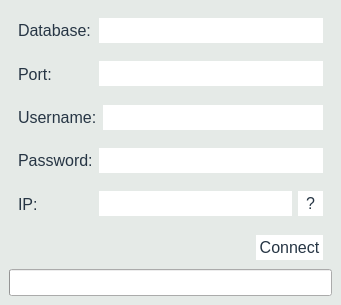
Qt form Source/Time-Track/connectionform.ui (joshuawootonn/time-track) before a commit.
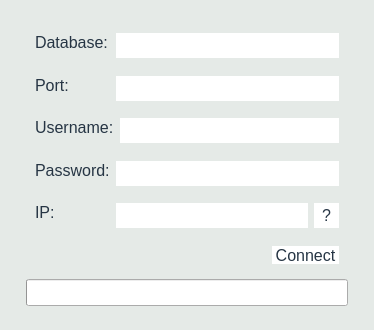
The same form after that commit.

```diff
--- a/Source/Time-Track/connectionform.ui
+++ b/Source/Time-Track/connectionform.ui
@@ -6,8 +6,8 @@
    <rect>
     <x>0</x>
     <y>0</y>
-    <width>341</width>
-    <height>305</height>
+    <width>374</width>
+    <height>330</height>
    </rect>
   </property>
   <property name="windowTitle">
@@ -131,22 +131,74 @@
 
 </string>
   </property>
+  <layout class="QGridLayout" name="gridLayout">
+   <item row="1" column="2">
+    <spacer name="horizontalSpacer_3">
+     <property name="orientation">
+      <enum>Qt::Horizontal</enum>
+     </property>
+     <property name="sizeHint" stdset="0">
+      <size>
+       <width>40</width>
+       <height>20</height>
+      </size>
+     </property>
+    </spacer>
+   </item>
+   <item row="1" column="0">
+    <spacer name="horizontalSpacer_2">
+     <property name="orientation">
+      <enum>Qt::Horizontal</enum>
+     </property>
+     <property name="sizeHint" stdset="0">
+      <size>
+       <width>40</width>
+       <height>20</height>
+      </size>
+     </property>
+    </spacer>
+   </item>
+   <item row="2" column="1">
+    <spacer name="verticalSpacer">
+     <property name="orientation">
+      <enum>Qt::Vertical</enum>
+     </property>
+     <property name="sizeHint" stdset="0">
+      <size>
+       <width>20</width>
+       <height>40</height>
+      </size>
+     </property>
+    </spacer>
+   </item>
+   <item row="0" column="1">
+    <spacer name="verticalSpacer_2">
+     <property name="orientation">
+      <enum>Qt::Vertical</enum>
+     </property>
+     <property name="sizeHint" stdset="0">
+      <size>
+       <width>20</width>
+       <height>40</height>
+      </size>
+     </property>
+    </spacer>
+   </item>
+   <item row="1" column="1">
+    <widget class="QWidget" name="verticalWidget" native="true">
+     <property name="minimumSize">
+      <size>
+       <width>340</width>
+       <height>300</height>
+      </size>
+     </property>
+     <property name="maximumSize">
+      <size>
+       <width>340</width>
+       <height>300</height>
+      </size>
+     </property>
   <layout class="QVBoxLayout" name="verticalLayout">
-   <property name="spacing">
-    <number>0</number>
-   </property>
-   <property name="leftMargin">
-    <number>9</number>
-   </property>
-   <property name="topMargin">
-    <number>9</number>
-   </property>
-   <property name="rightMargin">
-    <number>9</number>
-   </property>
-   <property name="bottomMargin">
-    <number>9</number>
-   </property>
    <item>
     <widget class="QWidget" name="horizontalWidget" native="true">
      <layout class="QHBoxLayout" name="horizontalLayout_3">
@@ -288,8 +340,6 @@
     <widget class="QWidget" name="horizontalWidget_5" native="true">
      <layout class="QHBoxLayout" name="horizontalLayout_7">
       <item>
-       <layout class="QHBoxLayout" name="horizontalLayout_2">
-        <item>
          <widget class="QLabel" name="label_2">
           <property name="minimumSize">
            <size>
@@ -323,10 +373,16 @@
         </item>
         <item>
          <widget class="QPushButton" name="testConnection">
+           <property name="minimumSize">
+            <size>
+             <width>0</width>
+             <height>25</height>
+            </size>
+           </property>
           <property name="maximumSize">
            <size>
             <width>25</width>
-            <height>25</height>
+             <height>16777215</height>
            </size>
           </property>
           <property name="text">
@@ -335,8 +391,6 @@
          </widget>
         </item>
        </layout>
-      </item>
-     </layout>
     </widget>
    </item>
    <item>
@@ -405,6 +459,9 @@
    </item>
   </layout>
  </widget>
+   </item>
+  </layout>
+ </widget>
  <tabstops>
   <tabstop>databaseEdit</tabstop>
   <tabstop>portEdit</tabstop>
```
Left out of the diff: 2 changed lines with no effect on the pictures. Lines whose indentation alone changed are shown as unchanged.
